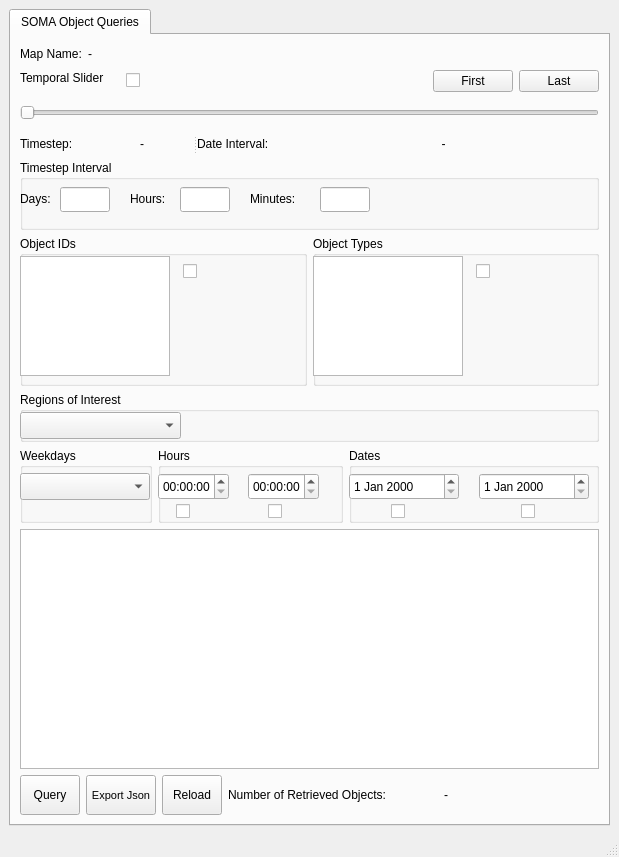
Above: soma_visualizer/ui/mainwindow.ui from strands-project/soma before the change. Below: the same form after it.
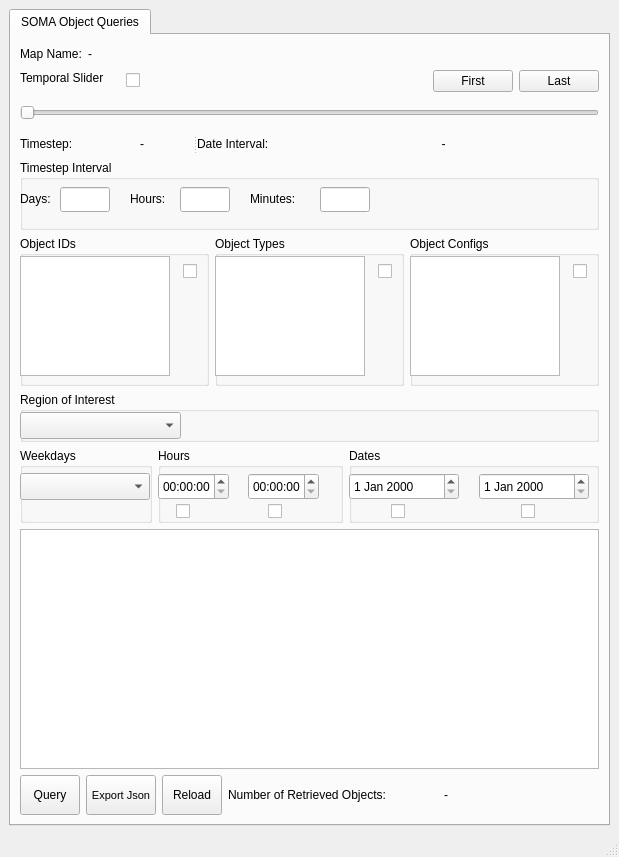
That is the form after the change.

Commit message: Code refactoring and simplification. Added query by object config to soma visualizer. Query message is changed to include config array instead of single config

Diff of the .ui file:
```diff
--- a/soma_visualizer/ui/mainwindow.ui
+++ b/soma_visualizer/ui/mainwindow.ui
@@ -415,7 +415,7 @@
            <widget class="QGroupBox" name="groupBox_2">
             <property name="minimumSize">
              <size>
-              <width>230</width>
+              <width>180</width>
               <height>150</height>
              </size>
             </property>
@@ -457,7 +457,7 @@
            <widget class="QGroupBox" name="groupBox_6">
             <property name="minimumSize">
              <size>
-              <width>230</width>
+              <width>180</width>
               <height>150</height>
              </size>
             </property>
@@ -495,6 +495,48 @@
             </widget>
            </widget>
           </item>
+          <item>
+           <widget class="QGroupBox" name="groupBox_7">
+            <property name="minimumSize">
+             <size>
+              <width>180</width>
+              <height>150</height>
+             </size>
+            </property>
+            <property name="maximumSize">
+             <size>
+              <width>16777215</width>
+              <height>16777215</height>
+             </size>
+            </property>
+            <property name="title">
+             <string>Object Configs</string>
+            </property>
+            <widget class="QCheckBox" name="listViewConfigCBox">
+             <property name="geometry">
+              <rect>
+               <x>163</x>
+               <y>24</y>
+               <width>21</width>
+               <height>22</height>
+              </rect>
+             </property>
+             <property name="text">
+              <string/>
+             </property>
+            </widget>
+            <widget class="QListView" name="listViewObjectConfigs">
+             <property name="geometry">
+              <rect>
+               <x>0</x>
+               <y>20</y>
+               <width>150</width>
+               <height>120</height>
+              </rect>
+             </property>
+            </widget>
+           </widget>
+          </item>
          </layout>
         </item>
         <item>
@@ -506,7 +548,7 @@
            </size>
           </property>
           <property name="title">
-           <string>Regions of Interest</string>
+           <string>Region of Interest</string>
           </property>
           <widget class="QComboBox" name="roiComboBox">
            <property name="geometry">
```
The commit also changes 8 other files.
